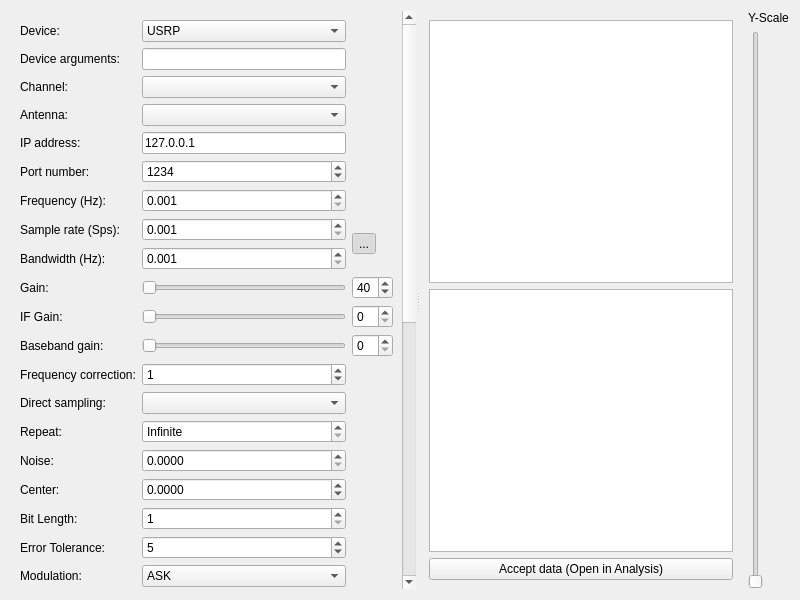
Above: ui/send_recv.ui from jopohl/urh before the change. Below: the same form after it.
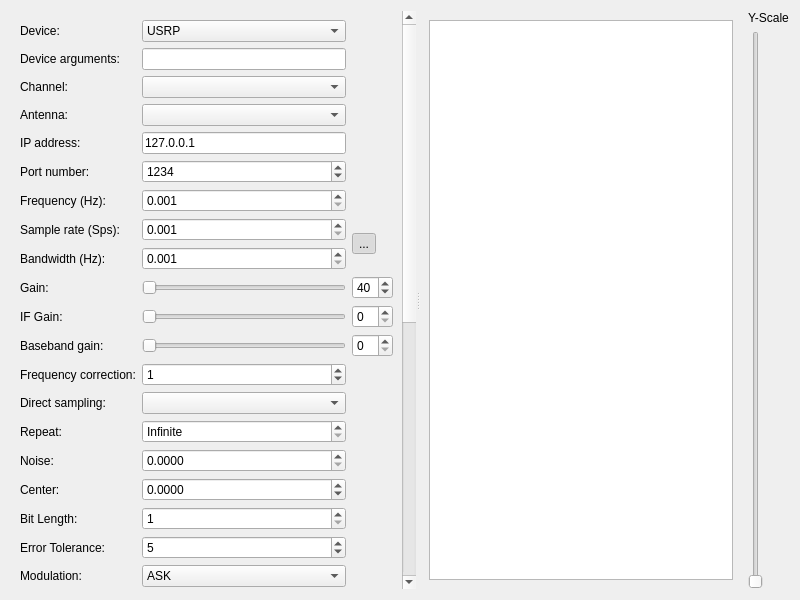
That is the form after the change. Icons and pictures are not drawn. Custom widgets are drawn as their Qt base class.

Commit message: add continuous send dialog controller

What changed in the file:
```diff
--- a/ui/send_recv.ui
+++ b/ui/send_recv.ui
@@ -967,7 +967,14 @@
            </item>
           </layout>
          </widget>
-         <widget class="QWidget" name="page">
+         <widget class="QWidget" name="page_continuous_send">
+          <layout class="QVBoxLayout" name="verticalLayout_6">
+           <item>
+            <widget class="LiveGraphicView" name="graphicsViewContinuousSend"/>
+           </item>
+          </layout>
+         </widget>
+         <widget class="QWidget" name="page_sniff">
           <layout class="QVBoxLayout" name="verticalLayout_4">
            <item>
             <widget class="LiveGraphicView" name="graphicsView_sniff_Preview"/>
```
Left out of the diff: 2 changed lines with no effect on the pictures. The commit also changes 10 other files.
